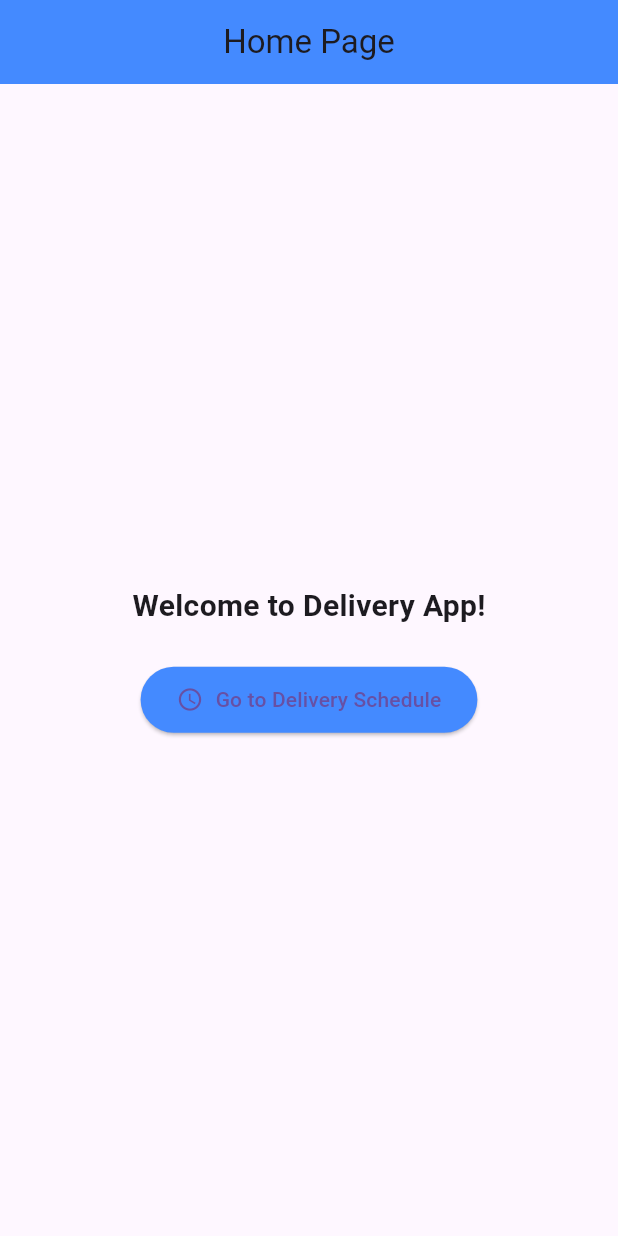
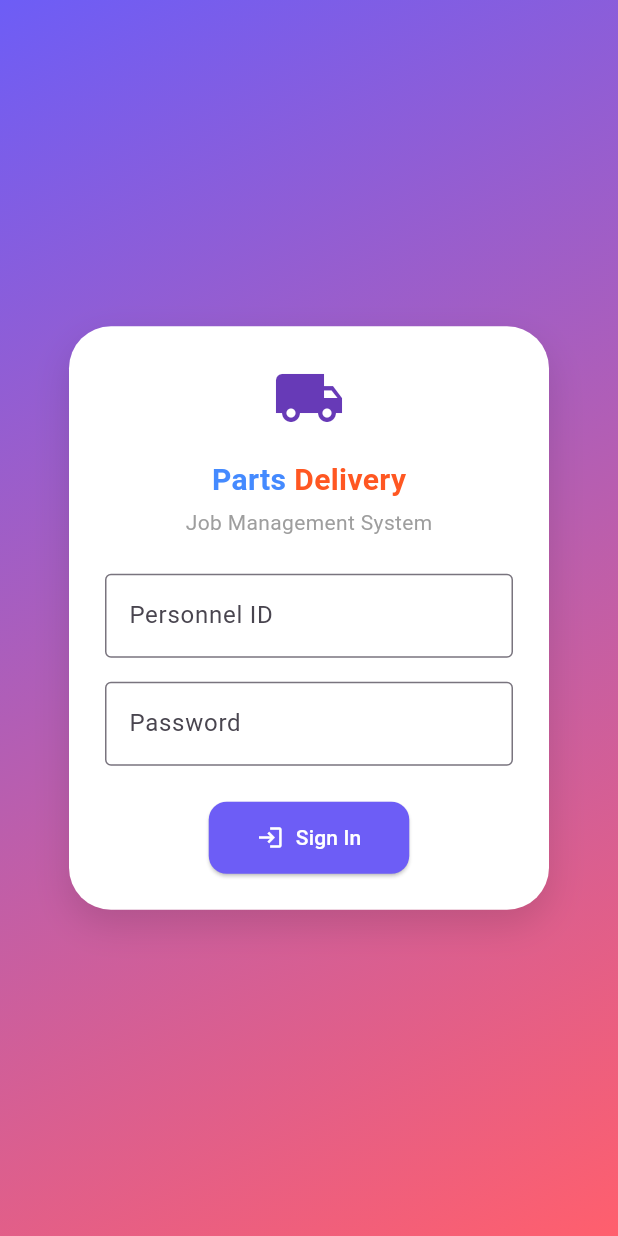
Before and after one commit to Jlya1212/fluttter_project, a Flutter app: the screen it shows after launch, on a phone screen of 412 x 824 dp. Run offline on Flutter 3.47's test engine with Material 3 defaults, Android fonts, the phone set to English and light mode, and no system bars.

Commit message:
add(module and page ) : plan to finish the user interaction today

```diff
--- /dev/null
+++ b/lib/Models/User.dart
@@ -0,0 +1,36 @@
+class User {
+  final String id;
+  final String username;
+  final String email;
+  final String phone;
+  final String password;
+
+  User({
+    required this.id,
+    required this.username,
+    required this.email,
+    required this.phone,
+    required this.password,
+  });
+
+  // Optional: Convert to/from JSON for Firebase or local storage
+  factory User.fromJson(Map<String, dynamic> json) {
+    return User(
+      id: json['id'] ?? '',
+      username: json['username'] ?? '',
+      email: json['email'] ?? '',
+      phone: json['phone'] ?? '',
+      password: json['password'] ?? '',
+    );
+  }
+
+  Map<String, dynamic> toJson() {
+    return {
+      'id': id,
+      'username': username,
+      'email': email,
+      'phone': phone,
+      'password': password,
+    };
+  }
+}
--- a/lib/Repository/MockUpTaskRepository.dart
+++ b/lib/Repository/MockUpTaskRepository.dart
@@ -2,12 +2,12 @@ import 'dart:async';
 import 'TaskRepository.dart';
 import '../models/task.dart';
 import '../common/Result.dart';
-
+import '../models/User.dart';
 class MockTaskRepository implements TaskRepository {
   // 1. This is the mock task list used as the in-memory data source
   final List<Task> _tasks = [
     Task(
-  taskName : 'Battery Replacement',
+      taskName: 'Battery Replacement',
       taskCode: 'T001',
       fromLocation: 'Proton Service Center, Shah Alam',
       toLocation: 'Customer Address, Subang Jaya',
@@ -21,7 +21,7 @@ Task(
       confirmationSign: null,
     ),
     Task(
-  taskName : 'Engine Oil Change',
+      taskName: 'Engine Oil Change',
       taskCode: 'T002',
       fromLocation: 'Shell Workshop, Petaling Jaya',
       toLocation: 'MRT Station, Taman Tun Dr Ismail',
@@ -35,7 +35,7 @@ Task(
       confirmationSign: null,
     ),
     Task(
-  taskName : 'Brake Pad Replacement',
+      taskName: 'Brake Pad Replacement',
       taskCode: 'TSK001',
       fromLocation: 'Main Auto Warehouse, Puchong',
       toLocation: 'Customer Residence, Bangsar',
@@ -47,7 +47,7 @@ Task(
       ownerId: 'AutoFix Workshop',
     ),
     Task(
-  taskName : 'Tyre Replacement',
+      taskName: 'Tyre Replacement',
       taskCode: 'TSK002',
       fromLocation: 'Spare Parts Center, Kota Damansara',
       toLocation: 'Honda Service Center, Cheras',
@@ -59,7 +59,7 @@ Task(
       ownerId: 'Mike Rodriguez',
     ),
     Task(
-  taskName : 'Transmission Fluid Delivery',
+      taskName: 'Transmission Fluid Delivery',
       taskCode: 'TSK003',
       fromLocation: 'Total Service Station, Kajang',
       toLocation: 'Client Garage, Serdang',
@@ -71,7 +71,7 @@ Task(
       ownerId: 'Sarah Johnson',
     ),
     Task(
-  taskName : 'Oil Filter Replacement',
+      taskName: 'Oil Filter Replacement',
       taskCode: 'TSK004',
       fromLocation: 'Ban Lee Heng Auto Parts, Pudu KL',
       toLocation: 'Quick Fix Garage, Setapak',
@@ -83,7 +83,7 @@ Task(
       ownerId: 'Tom Wilson',
     ),
     Task(
-  taskName : 'Tyre Delivery',
+      taskName: 'Tyre Delivery',
       taskCode: 'TSK005',
       fromLocation: 'Central Auto Depot, Klang',
       toLocation: 'Ford Dealership, Jalan Ampang',
@@ -94,9 +94,24 @@ Task(
       status: TaskStatus.inProgress,
       ownerId: 'Lisa Chen',
     ),
-
   ];
 
+  final List<User> _users = [
+    User(
+      id: 'user001',
+      username: 'JohnDoe',
+      email: 'johndoe@example.com',
+      phone: '012-3456789',
+      password: 'password123',
+    ),
+    User(
+      id: 'user002',
+      username: 'JaneSmith',
+      email: 'janesmith@example.com',
+      phone: '012-9876543',
+      password: 'password456',
+    ),
+  ];
   // 2. This method filters tasks by their status
   @override
   Future<Result<List<Task>>> getTasksByStatus(TaskStatus status) async {
@@ -128,7 +143,9 @@ Task(
   Future<Result<Task>> updateTask(Task updatedTask) async {
     try {
       await Future.delayed(Duration(milliseconds: 100));
-      final index = _tasks.indexWhere((t) => t.taskCode == updatedTask.taskCode);
+      final index = _tasks.indexWhere(
+        (t) => t.taskCode == updatedTask.taskCode,
+      );
       if (index == -1) {
         return Result.failure('Task not found');
       }
@@ -154,4 +171,6 @@ Task(
     }
   }
 
+
+
 }
--- a/lib/Router/Router.dart
+++ b/lib/Router/Router.dart
@@ -1,4 +1,5 @@
 import 'package:flutter/material.dart';
+import 'package:fluttter_project/View/Login_Page.dart';
 import 'package:fluttter_project/models/task.dart';
 import '../View/home_page.dart';
 import '../View/TaskSchedule_Page.dart';
@@ -7,7 +8,7 @@ class AppRouter {
   static Route<dynamic>? onGenerateRoute(RouteSettings settings) {
     switch (settings.name) {
       case '/':
-        return MaterialPageRoute(builder: (_) => const HomePage());
+        return MaterialPageRoute(builder: (_) => const LoginPage());
 
       case DeliverySchedulePage.routeName:
         return MaterialPageRoute(builder: (_) => const DeliverySchedulePage());
@@ -17,6 +18,10 @@ class AppRouter {
         return MaterialPageRoute(
           builder: (_) => TaskDetailsPage(task: task),
         );
+      case HomePage.routeName:
+        return MaterialPageRoute(builder: (_) => const HomePage());
+      case LoginPage.routeName:
+        return MaterialPageRoute(builder: (_) => const LoginPage());
       default:
         return MaterialPageRoute(
           builder: (_) => const Scaffold(
--- a/lib/View/Home_Page.dart
+++ b/lib/View/Home_Page.dart
@@ -4,6 +4,7 @@ import 'TaskSchedule_Page.dart'; // import to access routeName
 class HomePage extends StatelessWidget {
   const HomePage({super.key});
 
+  static const routeName = '/home';
   @override
   Widget build(BuildContext context) {
     return Scaffold(
--- /dev/null
+++ b/lib/View/Login_Page.dart
@@ -0,0 +1,173 @@
+import 'package:flutter/material.dart';
+
+import '../Router/router.dart';
+import 'home_page.dart';
+import '../Models/User.dart';
+
+class LoginPage extends StatefulWidget {
+  static const routeName = '/login';
+
+  const LoginPage({super.key});
+
+  @override
+  State<LoginPage> createState() => _LoginPageState();
+}
+
+class _LoginPageState extends State<LoginPage> {
+  final TextEditingController _idController = TextEditingController();
+  final TextEditingController _passwordController = TextEditingController();
+
+  String? _errorText;
+
+  void _handleLogin() {
+    final id = _idController.text.trim();
+    final password = _passwordController.text;
+
+    final dummyUsers = [
+      User(
+        id: 'user1',
+        password: 'password1',
+        username: 'User One',
+        email: 'user1@example.com',
+        phone: '1234567890',
+      ),
+      User(
+        id: 'user2',
+        password: 'password2',
+        username: 'User Two',
+        email: 'user2@example.com',
+        phone: '0987654321',
+      ),
+      // Add more dummy users as needed
+    ];
+    final user = dummyUsers.where((u) => u.id == id && u.password == password).isNotEmpty
+        ? dummyUsers.firstWhere((u) => u.id == id && u.password == password)
+        : null;
+
+    if (user != null) {
+      Navigator.pushReplacementNamed(context, HomePage.routeName);
+    } else {
+      setState(() {
+        _errorText = 'Invalid ID or password';
+      });
+    }
+  }
+
+  @override
+  Widget build(BuildContext context) {
+    return Scaffold(
+      body: Container(
+        decoration: const BoxDecoration(
+          gradient: LinearGradient(
+            colors: [Color(0xFF6D5DF6), Color(0xFFFF5F6D)],
+            begin: Alignment.topLeft,
+            end: Alignment.bottomRight,
+          ),
+        ),
+        child: Center(
+          child: Container(
+            width: 320,
+            padding: const EdgeInsets.all(24),
+            decoration: BoxDecoration(
+              color: Colors.white,
+              borderRadius: BorderRadius.circular(28),
+              boxShadow: [
+                BoxShadow(
+                  color: Colors.black12,
+                  blurRadius: 20,
+                  offset: Offset(0, 10),
+                )
+              ],
+            ),
+            child: Column(
+              mainAxisSize: MainAxisSize.min,
+              children: [
+                const Icon(Icons.local_shipping, size: 48, color: Colors.deepPurple),
+                const SizedBox(height: 16),
+                const Text.rich(
+                  TextSpan(
+                    children: [
+                      TextSpan(
+                        text: 'Parts ',
+                        style: TextStyle(
+                          color: Colors.blueAccent,
+                          fontSize: 20,
+                          fontWeight: FontWeight.bold,
+                        ),
+                      ),
+                      TextSpan(
+                        text: 'Delivery',
+                        style: TextStyle(
+                          color: Colors.deepOrange,
+                          fontSize: 20,
+                          fontWeight: FontWeight.bold,
+                        ),
+                      ),
+                    ],
+                  ),
+                ),
+                const SizedBox(height: 4),
+                const Text(
+                  'Job Management System',
+                  style: TextStyle(
+                    color: Colors.grey,
+                    fontSize: 14,
+                  ),
+                ),
+                const SizedBox(height: 24),
+
+                // Personnel ID
+                TextField(
+                  controller: _idController,
+                  decoration: const InputDecoration(
+                    labelText: 'Personnel ID',
+                    hintText: 'Enter your personnel ID',
+                    border: OutlineInputBorder(),
+                  ),
+                ),
+                const SizedBox(height: 16),
+
+                // Password
+                TextField(
+                  controller: _passwordController,
+                  obscureText: true,
+                  decoration: const InputDecoration(
+                    labelText: 'Password',
+                    hintText: 'Enter your password',
+                    border: OutlineInputBorder(),
+                  ),
+                ),
+
+                if (_errorText != null)
+                  Padding(
+                    padding: const EdgeInsets.only(top: 8.0),
+                    child: Text(
+                      _errorText!,
+                      style: const TextStyle(color: Colors.red),
+                    ),
+                  ),
+
+                const SizedBox(height: 24),
+
+                // Sign In button
+                ElevatedButton.icon(
+                  onPressed: _handleLogin,
+                  icon: const Icon(Icons.login),
+                  label: const Text('Sign In'),
+                  style: ElevatedButton.styleFrom(
+                    backgroundColor: const Color(0xFF6D5DF6),
+                    foregroundColor: Colors.white,
+                    padding: const EdgeInsets.symmetric(horizontal: 32, vertical: 14),
+                    shape: RoundedRectangleBorder(
+                      borderRadius: BorderRadius.circular(12),
+                    ),
+                  ),
+                )
+              ],
+            ),
+          ),
+        ),
+      ),
+    );
+  }
+}
--- a/lib/View/TaskSchedule_Page.dart
+++ b/lib/View/TaskSchedule_Page.dart
@@ -12,8 +12,7 @@ class DeliverySchedulePage extends StatefulWidget {
 
   @override
   _DeliverySchedulePageState createState() => _DeliverySchedulePageState();
-
-  }
+}
 
 class _DeliverySchedulePageState extends State<DeliverySchedulePage> {
   late final TaskController _controller;
--- /dev/null
+++ b/lib/ViewModel/UserController.dart
@@ -0,0 +1,12 @@
+class Usercontroller {
+
+  // function : add User
+
+  // function : update User (Password ,name etc based on User.email)
+
+  // function : delete User (based on User.email)
+
+  // function : get User (based on User.email)
+
+
+}
```
Also changed, not shown: lib/View/Profile_Page.dart (added). Lines whose indentation alone changed are shown as unchanged.
